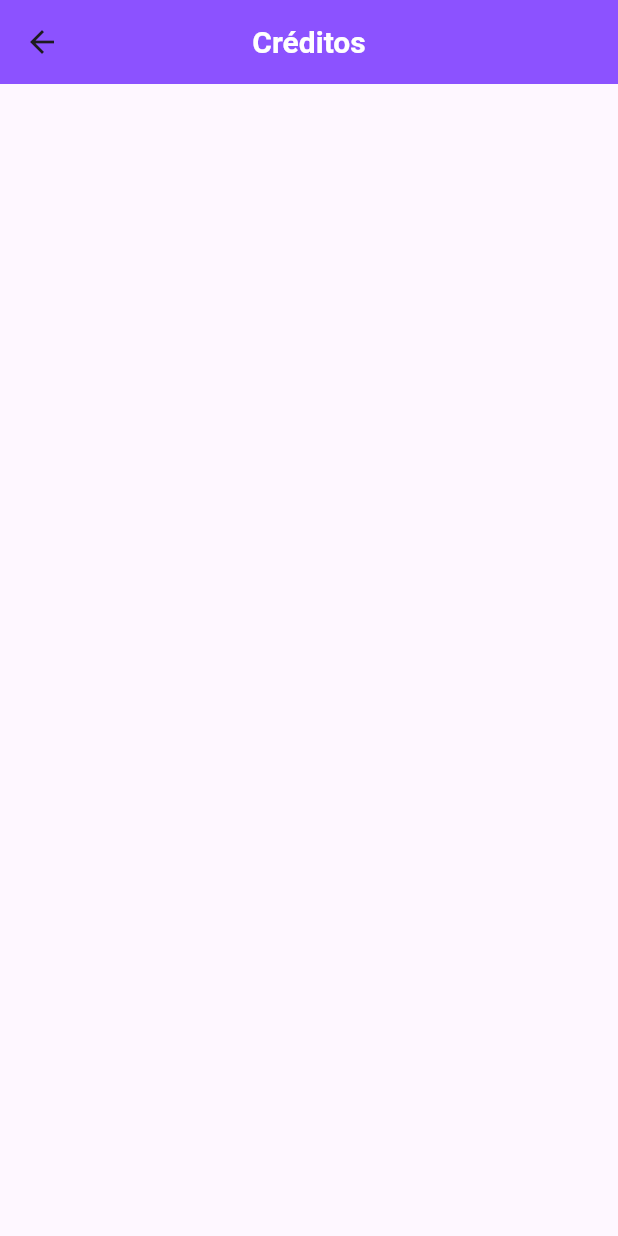
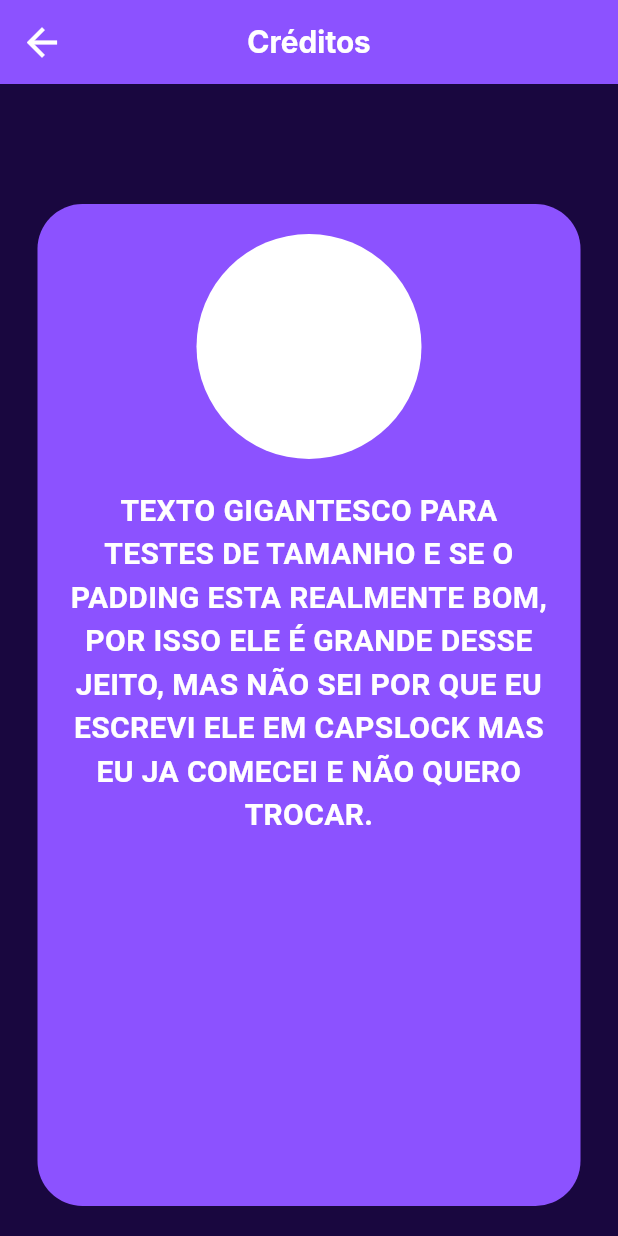
Before and after one commit to marlon1402/Projeto_COPA, a Flutter app: the creditos screen opened by its route, on a phone screen of 412 x 824 dp. Run offline on Flutter 3.47's test engine with Material 3 defaults, Android fonts, the phone set to English and light mode, and no system bars.

Commit message:
Update commit

```diff
--- a/flutter_projeto_copa/lib/creditos.dart
+++ b/flutter_projeto_copa/lib/creditos.dart
@@ -1,4 +1,4 @@
-// ignore_for_file: prefer_const_constructors
+// ignore_for_file: prefer_const_constructors, prefer_const_literals_to_create_immutables
 
 import 'package:flutter/material.dart';
 
@@ -19,11 +19,80 @@ class _creditosState extends State<creditos> {
           "Créditos",
           style: TextStyle(
             color: Colors.white,
+            fontFamily: 'Inter',
             fontSize: 20,
             fontWeight: FontWeight.bold
           ),
         ),
         backgroundColor: Color.fromARGB(255, 140, 82, 255),
+        leading: IconButton(
+          onPressed: () {
+            Navigator.pop(context);
+          },
+          icon: Icon(
+            Icons.arrow_back,
+            color: Colors.white,
+            size: 30,
+          )
+        ),
+      ),
+      body: Container(
+        height: double.infinity,
+        width: double.infinity,
+        color: Color.fromARGB(255, 25, 7, 63),
+        child: Stack(
+          children: [
+            Center(
+              child: Padding(
+                padding: EdgeInsets.only(
+                  top: 80,
+                  bottom: 20,
+                  left: 25,
+                  right: 25,
+                ),
+                child: Container(
+                  padding: EdgeInsets.all(20),
+                width: double.infinity,
+                height: double.infinity,
+                decoration: BoxDecoration(
+                  color: Color.fromARGB(255, 140, 82, 255),
+                  borderRadius: BorderRadius.circular(30),
+                ),
+                child: Column(
+                  children: [
+                    Positioned(
+                      top: 120,
+                      left: 0,
+                      right: 0,
+                      child: Align(
+                        alignment: Alignment.topCenter,
+                        child: Container(
+                          width: 150,
+                          height: 150,
+                          decoration: BoxDecoration(
+                            color: Colors.white,
+                            shape: BoxShape.circle,
+                          ),
+                        ),
+                      ),
+                    ),
+                    SizedBox(height: 20,),
+                    Text(
+                      'TEXTO GIGANTESCO PARA TESTES DE TAMANHO E SE O PADDING ESTA REALMENTE BOM, POR ISSO ELE É GRANDE DESSE JEITO, MAS NÃO SEI POR QUE EU ESCREVI ELE EM CAPSLOCK MAS EU JA COMECEI E NÃO QUERO TROCAR.',
+                      style: TextStyle(
+                      color: Colors.white, // Cor do texto
+                      fontSize: 20, // Tamanho do texto
+                      fontWeight: FontWeight.bold, // Peso do texto
+                      ),
+                      textAlign: TextAlign.center,
+                    ),
+                  ],
+                ),
+              ),
+            ),
+          ),
+          ],
+        ),
       ),
     );
   }
--- a/flutter_projeto_copa/lib/homePage.dart
+++ b/flutter_projeto_copa/lib/homePage.dart
@@ -1,6 +1,9 @@
 // ignore_for_file: prefer_const_constructors
 
+import 'dart:io';
+
 import 'package:flutter/material.dart';
+import 'package:flutter/services.dart';
 
 class HomePage extends StatefulWidget {
   const HomePage({super.key});
@@ -81,7 +84,11 @@ class _HomePageState extends State<HomePage> {
               width: 150,
               height: 50,
               child: ElevatedButton(
-                onPressed: () {},
+                onPressed: () {
+                  SystemNavigator.pop(); // para android
+                  exit(0); // para iphone
+
+                },
                 child: Text(
                   "Sair",
                   style: TextStyle(fontSize: 15, fontWeight: FontWeight.bold),
```
Also changed, not shown: flutter_projeto_copa/pubspec.yaml (+8 -6 lines), flutter_projeto_copa/assets/fonts/Inter_18pt-Bold.ttf (added), flutter_projeto_copa/assets/fonts/Inter_18pt-BoldItalic.ttf (added), flutter_projeto_copa/assets/fonts/Inter_18pt-ExtraBold.ttf (added), flutter_projeto_copa/assets/fonts/Inter_18pt-Italic.ttf (added), flutter_projeto_copa/assets/fonts/Inter_18pt-Regular.ttf (added), flutter_projeto_copa/pubspec.lock.
